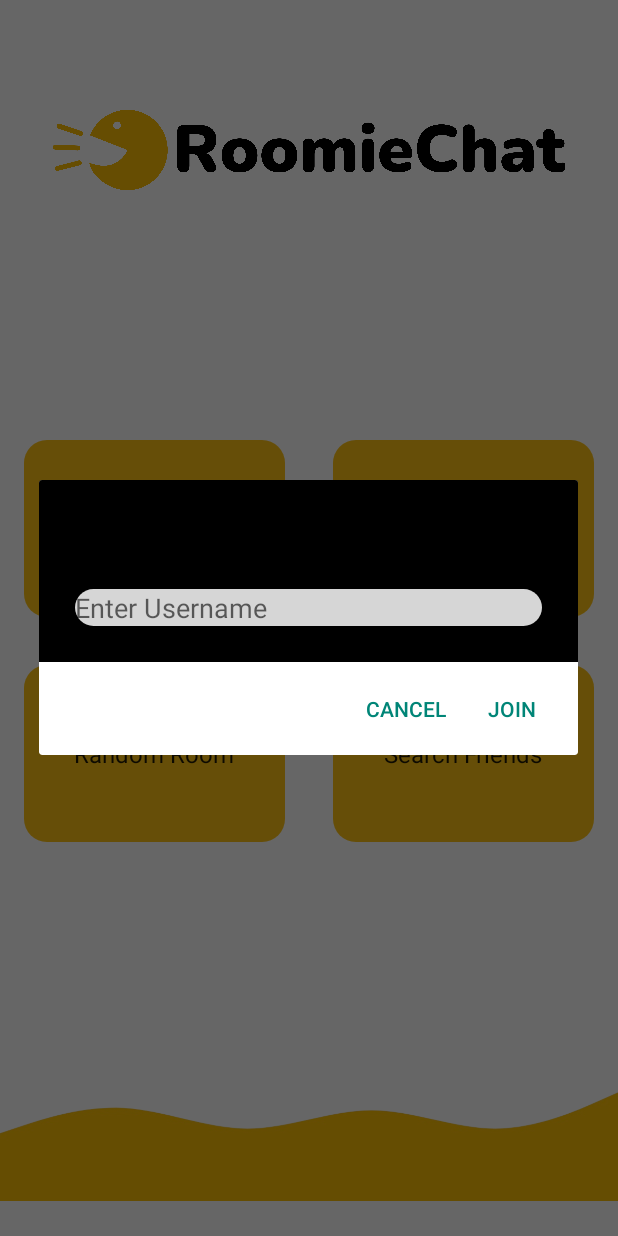
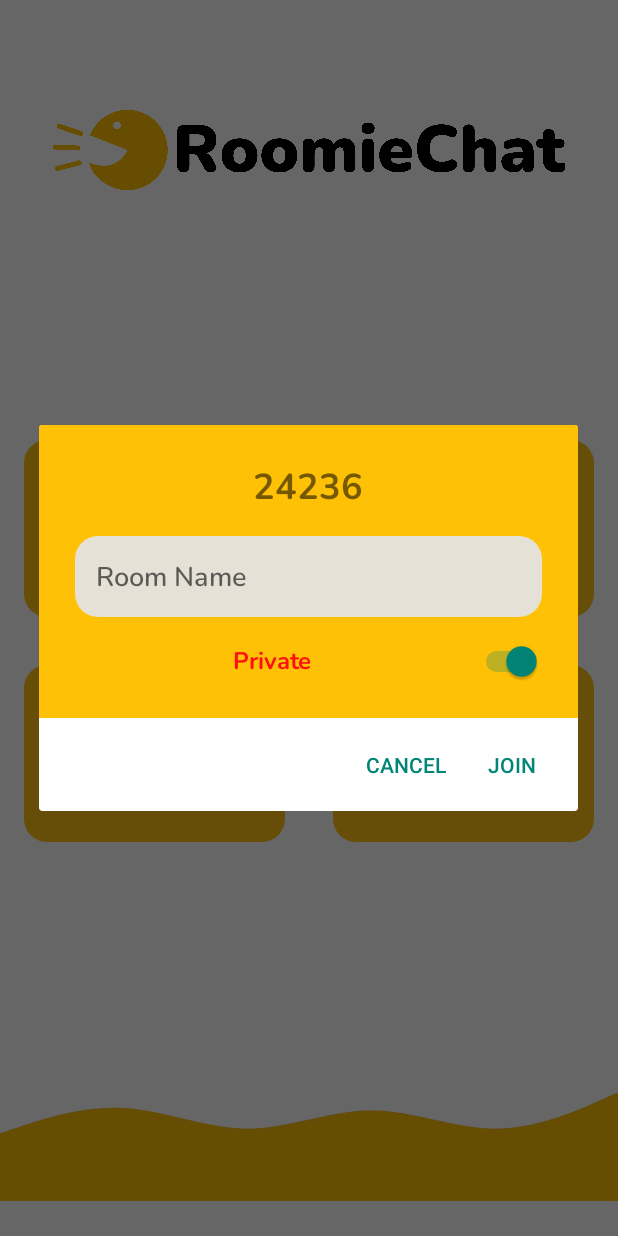
Before and after one commit to altamsh04/RoomieChat, an Android app: the OptionsActivity screen opened directly, with no data from a screen before it, after a tap on "Create Room", on a phone screen of 412 x 824 dp. Run offline under Robolectric (Android 15) with nearby library versions, the phone set to English and light mode, and no system bars; our stand-ins replace Firebase (no records; nobody signed in at launch, a user with empty details on screens opened directly); Roboto replaces fonts that are not available here.

Commit message:
Update UI

```diff
--- a/app/src/main/res/layout/popup_create_room.xml
+++ b/app/src/main/res/layout/popup_create_room.xml
@@ -3,7 +3,7 @@
     android:layout_width="match_parent"
     android:layout_height="match_parent"
     android:orientation="vertical"
-    android:background="@color/black"
+    android:background="#FFC105"
     android:padding="24dp">
 
     <TextView
@@ -12,15 +12,30 @@
         android:layout_height="wrap_content"
         android:text="Room Number"
         android:textSize="24sp"
+        android:fontFamily="@font/nunito_bold"
         android:layout_gravity="center_horizontal" />
 
     <EditText
-        android:id="@+id/usernameEditText"
+        android:id="@+id/roomNameEditText"
         android:background="@drawable/edittext_background"
         android:layout_width="match_parent"
         android:layout_height="wrap_content"
-        android:hint="Enter Username"
+        android:hint="Room Name"
+        android:padding="14dp"
+        android:fontFamily="@font/nunito_semibold"
         android:layout_marginTop="16dp"
-        android:inputType="textPersonName" />
+        android:inputType="text" />
 
+    <Switch
+        android:id="@+id/roomPrivacySwitch"
+        android:layout_width="match_parent"
+        android:layout_height="wrap_content"
+        android:text="Private"
+        android:layout_marginTop="16dp"
+        android:textSize="16sp"
+        android:checked="true"
+        android:textColor="#FF1010"
+        android:textStyle="bold"
+        android:fontFamily="@font/nunito_bold"
+        android:gravity="center"/>
 </LinearLayout>
```
